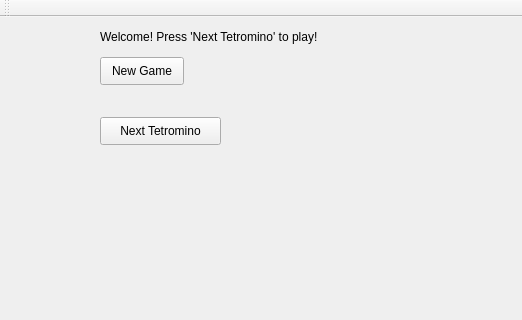
Before: the Qt Designer form student/13/tetris/mainwindow.ui in X4mirual/TIE-02201-Programming-2-Basics, drawn with Qt 5; both pictures show x 0 to 522 and y 0 to 320 of the 701 by 691 pixel window.
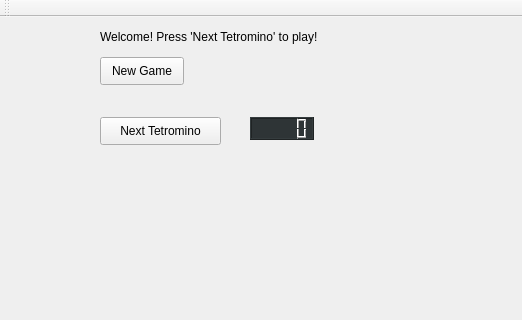
After: the same form once the commit is applied.

Commit message: (jo edellisessä: tetrominot erivärisiä), peliajan näyttäminen

```diff
--- a/student/13/tetris/mainwindow.ui
+++ b/student/13/tetris/mainwindow.ui
@@ -63,6 +63,21 @@
      <string>New Game</string>
     </property>
    </widget>
+   <widget class="QLCDNumber" name="displayPlayedTime">
+    <property name="geometry">
+     <rect>
+      <x>250</x>
+      <y>100</y>
+      <width>64</width>
+      <height>23</height>
+     </rect>
+    </property>
+    <property name="styleSheet">
+     <string notr="true">background-color: rgb(46, 52, 54);
+
+</string>
+    </property>
+   </widget>
   </widget>
   <widget class="QMenuBar" name="menuBar">
    <property name="geometry">
```
The commit also changes 2 other files.
